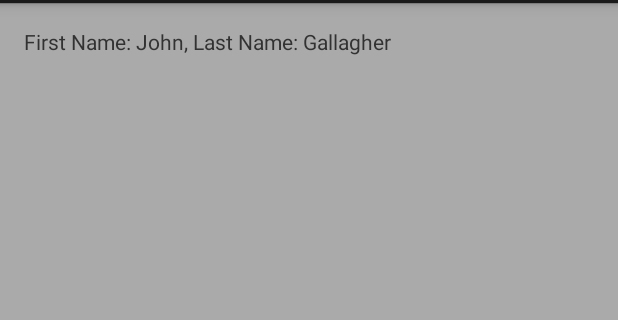
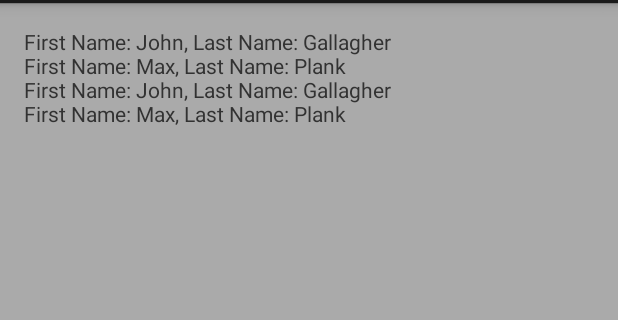
Before and after one commit to JCBird1012/Compile, an Android app: the screen it shows after launch (MainActivity), on a phone screen of 412 x 824 dp, the part 69-389 px from its top. Run offline under Robolectric (Android 15) with nearby library versions, the phone set to English and light mode, and no system bars.

Commit message:
Backend changes to the database tests in main activity

```diff
--- a/Compile/app/src/main/java/compile_inc/compile/MainActivity.java
+++ b/Compile/app/src/main/java/compile_inc/compile/MainActivity.java
@@ -2,6 +2,7 @@ package compile_inc.compile;
 
 
 import android.app.Activity;
+import android.content.ContentValues;
 import android.content.Context;
 import android.os.Bundle;
 import android.util.Log;
@@ -35,12 +36,24 @@ public class MainActivity extends Activity {
         Contact testContact = new Contact("John", "Gallagher", "johnjon8@gmail.com",
                 "2934 Belmont Ave Ardmore PA.", "2672401429", "yo this guy is awesome bro");
 
+
+        Contact testContact2 = new Contact("Max", "Plank", "yo@google.com", "2939 Element St",
+                "5554443322", "dis guy is cool too!");
         // the db.dbAddContact will a contact to the database initialized above! (hopefully...)
         db.dbAddContact(testContact);
+        db.dbAddContact(testContact2);
+
         Log.d("Retrieving:  ", "Retrieving ..");
-        //Contact retrievedContact = db.dbGetContact(0);
+        Contact retrievedContact = db.dbGetContact(1);
+        Contact retrievedContact2 = db.dbGetContact(2);
+
+
+        //prints some contacts for testing purposes
+        Log.d("Printing:  ", "Printing ..");
         testPrintContact(testContact);
-        //testPrintContact(retrievedContact);
+        testPrintContact(testContact2);
+        testPrintContact(retrievedContact);
+        testPrintContact(retrievedContact2);
         //idk what max is doing here, but he should put in comments so that his team can understand
         getAndroidContacts();
 
@@ -52,7 +65,8 @@ public class MainActivity extends Activity {
         //String json = gson.toJson(contact);
         TextView t = (TextView) findViewById(R.id.testText);
 
-        t.append("First Name: " + contact.getFirstName() + ", Last Name: " + contact.getLastName());
+        t.append("First Name: " + contact.getFirstName() + ", Last Name: " + contact.getLastName
+                () + "\n");
     }
 
 
```
